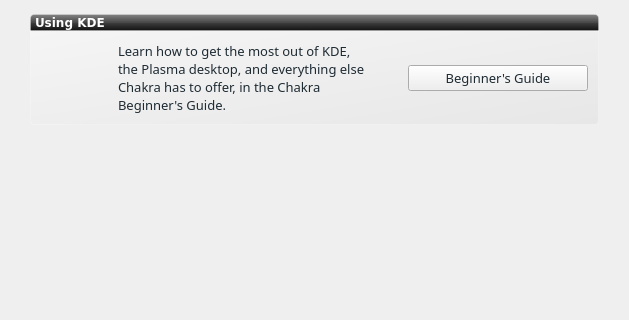
First picture: the form in ui/ui_scrGoodbye.ui, repository rshipp/kapudan, before the edit; both pictures show x 0 to 629 and y 330 to 650 of the 629 by 772 pixel window.
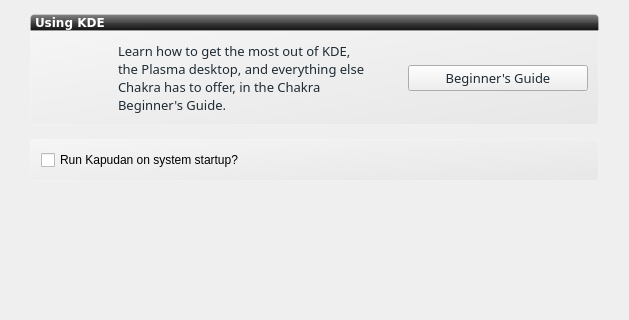
Second picture: the form after the edit. Icons and pictures are not drawn.

Commit message: autostart and PKGBUILD

```diff
--- a/ui/ui_scrGoodbye.ui
+++ b/ui/ui_scrGoodbye.ui
@@ -644,6 +644,55 @@
          </item>
         </layout>
        </item>
+       <item>
+        <widget class="QGroupBox" name="groupBox_4">
+         <property name="font">
+          <font>
+           <family>Sans Serif</family>
+           <pointsize>11</pointsize>
+           <weight>75</weight>
+           <bold>true</bold>
+           <underline>false</underline>
+           <strikeout>false</strikeout>
+          </font>
+         </property>
+         <property name="acceptDrops">
+          <bool>false</bool>
+         </property>
+         <property name="styleSheet">
+          <string notr="true">#groupBox_4{
+background-color: qlineargradient(spread:pad, x1:1, y1:1, x2:0, y2:0, stop:0 rgba(219, 219, 219, 100), stop:1 rgba(255, 255, 255, 100));
+border: 1px solid rgba(255,255,255,50);
+border-bottom-left-radius: 4px;
+border-bottom-right-radius: 4px;
+}</string>
+         </property>
+         <property name="title">
+          <string/>
+         </property>
+         <property name="alignment">
+          <set>Qt::AlignLeading|Qt::AlignLeft|Qt::AlignTop</set>
+         </property>
+         <property name="flat">
+          <bool>true</bool>
+         </property>
+         <property name="checkable">
+          <bool>false</bool>
+         </property>
+         <layout class="QGridLayout" name="gridLayout_10">
+          <property name="margin">
+           <number>10</number>
+          </property>
+          <item row="0" column="0">
+           <widget class="QCheckBox" name="autostart">
+            <property name="text">
+             <string>Run Kapudan on system startup?</string>
+            </property>
+           </widget>
+          </item>
+         </layout>
+        </widget>
+       </item>
        <item>
         <spacer name="verticalSpacer">
          <property name="orientation">
```
The commit also changes 2 other files.
